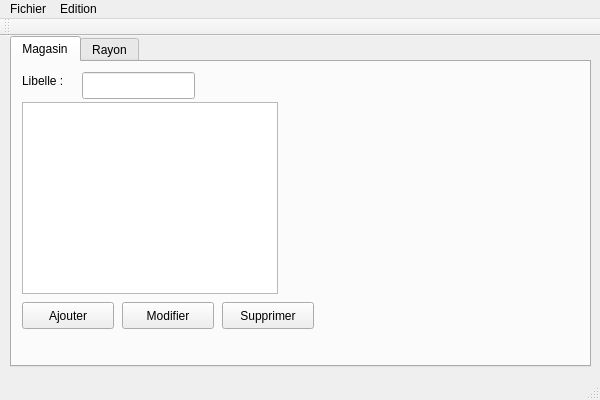
Old version of the form mainwindow.ui in the repository pfrederic/ListeDeCoursesBO.
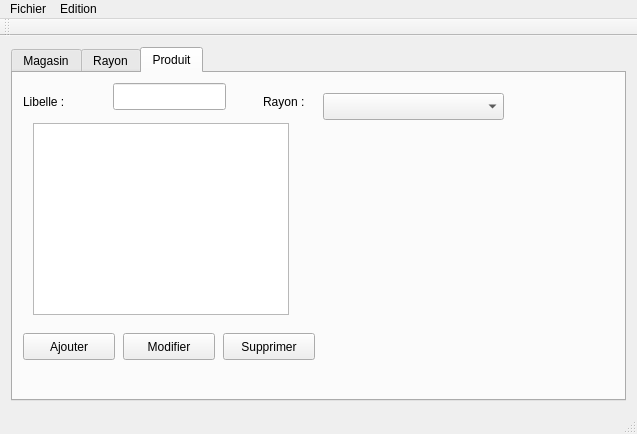
New version of the form. The open tabs and pages were chosen to show the change. Custom widgets are drawn as their Qt base class.

Commit message: Ajout classe comboBoxRayon, supression connexion base (mainWindow), contrôle de saisi (produit)

Diff of the .ui file:
```diff
--- a/mainwindow.ui
+++ b/mainwindow.ui
@@ -6,23 +6,17 @@
    <rect>
     <x>0</x>
     <y>0</y>
-    <width>600</width>
-    <height>400</height>
+    <width>637</width>
+    <height>434</height>
    </rect>
   </property>
   <property name="windowTitle">
    <string>MainWindow</string>
   </property>
   <widget class="QWidget" name="centralWidget">
+   <layout class="QGridLayout" name="gridLayout">
+    <item row="0" column="0">
    <widget class="QTabWidget" name="tabWidgetAction">
-    <property name="geometry">
-     <rect>
-      <x>10</x>
-      <y>0</y>
-      <width>581</width>
-      <height>331</height>
-     </rect>
-    </property>
     <property name="currentIndex">
      <number>1</number>
     </property>
@@ -198,14 +192,122 @@
       </property>
      </widget>
     </widget>
-   </widget>
+      <widget class="QWidget" name="tab_3">
+       <attribute name="title">
+        <string>Produit</string>
+       </attribute>
+       <widget class="QLabel" name="label_3">
+        <property name="geometry">
+         <rect>
+          <x>10</x>
+          <y>20</y>
+          <width>59</width>
+          <height>17</height>
+         </rect>
+        </property>
+        <property name="text">
+         <string>Libelle :</string>
+        </property>
+       </widget>
+       <widget class="QLabel" name="label_4">
+        <property name="geometry">
+         <rect>
+          <x>250</x>
+          <y>20</y>
+          <width>59</width>
+          <height>17</height>
+         </rect>
+        </property>
+        <property name="text">
+         <string>Rayon :</string>
+        </property>
+       </widget>
+       <widget class="QLineEdit" name="lineEditSearchProduitLibelle">
+        <property name="geometry">
+         <rect>
+          <x>100</x>
+          <y>10</y>
+          <width>113</width>
+          <height>27</height>
+         </rect>
+        </property>
+       </widget>
+       <widget class="QPushButton" name="pushButtonProduitAjouter">
+        <property name="geometry">
+         <rect>
+          <x>10</x>
+          <y>260</y>
+          <width>92</width>
+          <height>27</height>
+         </rect>
+        </property>
+        <property name="text">
+         <string>Ajouter</string>
+        </property>
+       </widget>
+       <widget class="QPushButton" name="pushButtonProduitModifier">
+        <property name="geometry">
+         <rect>
+          <x>110</x>
+          <y>260</y>
+          <width>92</width>
+          <height>27</height>
+         </rect>
+        </property>
+        <property name="text">
+         <string>Modifier</string>
+        </property>
+       </widget>
+       <widget class="QPushButton" name="pushButtonProduitSupprimer">
+        <property name="geometry">
+         <rect>
+          <x>210</x>
+          <y>260</y>
+          <width>92</width>
+          <height>27</height>
+         </rect>
+        </property>
+        <property name="text">
+         <string>Supprimer</string>
+        </property>
+       </widget>
+       <widget class="QTableView" name="tableViewProduit">
+        <property name="geometry">
+         <rect>
+          <x>20</x>
+          <y>50</y>
+          <width>256</width>
+          <height>192</height>
+         </rect>
+        </property>
+        <property name="alternatingRowColors">
+         <bool>true</bool>
+        </property>
+        <property name="selectionBehavior">
+         <enum>QAbstractItemView::SelectRows</enum>
+        </property>
+       </widget>
+       <widget class="ComboBoxRayon" name="comboBoxSearchProduitRayon">
+        <property name="geometry">
+         <rect>
+          <x>310</x>
+          <y>20</y>
+          <width>181</width>
+          <height>27</height>
+         </rect>
+        </property>
+       </widget>
+      </widget>
+     </widget>
+    </item>
+   </layout>
   </widget>
   <widget class="QMenuBar" name="menuBar">
    <property name="geometry">
     <rect>
      <x>0</x>
      <y>0</y>
-     <width>600</width>
+     <width>637</width>
      <height>25</height>
     </rect>
    </property>
@@ -251,6 +353,13 @@
   </action>
  </widget>
  <layoutdefault spacing="6" margin="11"/>
+ <customwidgets>
+  <customwidget>
+   <class>ComboBoxRayon</class>
+   <extends>QComboBox</extends>
+   <header>comboboxrayon.h</header>
+  </customwidget>
+ </customwidgets>
  <resources/>
  <connections/>
 </ui>
```
Left out of the diff: 8 changed lines with no effect on the pictures. Lines whose indentation alone changed are shown as unchanged. The commit also changes 21 other files.
